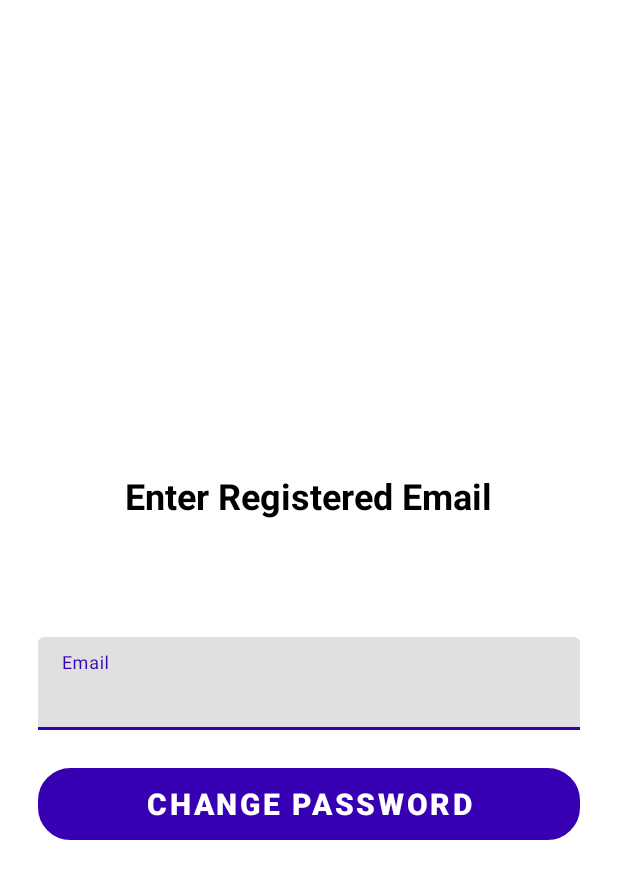
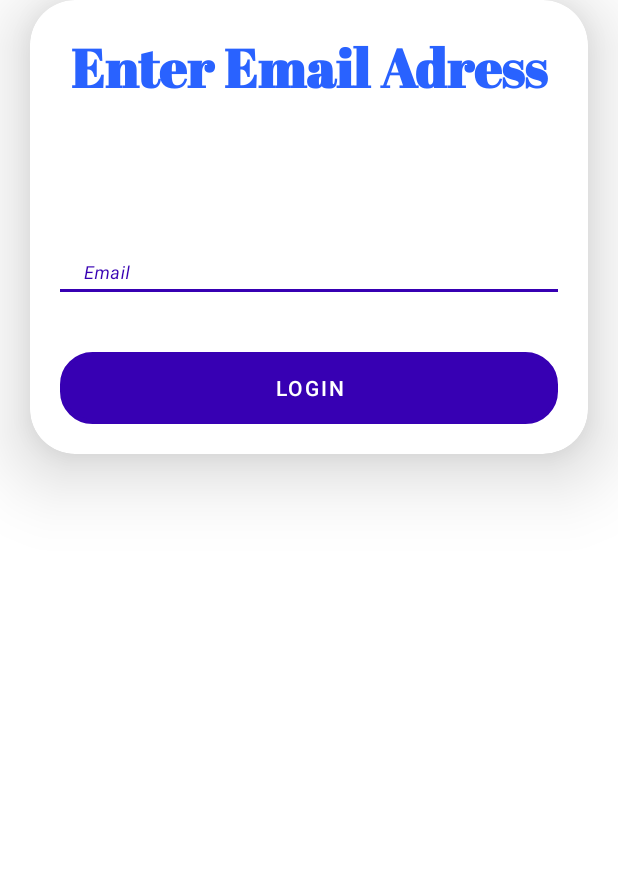
Before and after one commit to DataChef07/Mobile-Computing-Project, an Android app: the Forgotpassword screen opened directly, with no data from a screen before it, on a phone screen of 412 x 824 dp. Shown: the top 879 px of the screen. Run offline under Robolectric (Android 15) with nearby library versions, the phone set to English and light mode, and no system bars; our stand-ins replace Firebase (no records; nobody signed in at launch, a user with empty details on screens opened directly); Roboto replaces fonts that are not available here.

Commit message:
Update activity_forgotpassword.xml

```diff
--- a/app/src/main/res/layout/activity_forgotpassword.xml
+++ b/app/src/main/res/layout/activity_forgotpassword.xml
@@ -5,34 +5,41 @@
     android:layout_width="match_parent"
     android:layout_height="match_parent"
     tools:context=".Forgotpassword">
-
-    <ScrollView
+    <androidx.cardview.widget.CardView
         android:layout_width="match_parent"
-        android:layout_height="match_parent">
+        android:layout_height="wrap_content"
+        android:layout_marginLeft="20dp"
+        android:layout_marginRight="20dp"
+        android:background="@drawable/custom_box"
+        android:layout_marginTop="20dp"
+        app:cardCornerRadius="30dp"
+        app:cardElevation="30dp"
+        tools:ignore="MissingConstraints">
 
         <LinearLayout
             android:layout_width="match_parent"
-            android:layout_height="match_parent"
-            android:layout_gravity="center"
+            android:layout_height="wrap_content"
             android:orientation="vertical"
-            android:paddingLeft="25dp"
-            android:paddingTop="50dp"
-            android:paddingRight="25dp">
-
+            android:padding="20dp">
             <TextView
                 android:id="@+id/Login"
-                android:layout_width="wrap_content"
+                android:layout_width="match_parent"
                 android:layout_height="wrap_content"
                 android:layout_gravity="center_horizontal"
-                android:text="Enter Registered Email"
-                android:textColor="@color/black"
-                android:textSize="24sp"
+                android:gravity="center"
+                android:text="Enter Email Adress"
+                android:fontFamily="@font/abril_fatface"
+                android:layout_marginBottom="80dp"
+                android:textColor="@color/color_secondary"
+                android:textSize="36sp"
                 android:textStyle="bold" />
+
+
 
             <com.google.android.material.textfield.TextInputLayout
                 android:layout_width="match_parent"
                 android:layout_height="70dp"
-                android:layout_marginTop="70dp"
+                android:layout_marginTop="15dp"
                 android:gravity="bottom">
 
                 <com.google.android.material.textfield.TextInputEditText
@@ -41,25 +48,39 @@
                     android:layout_height="wrap_content"
                     android:layout_gravity="center_horizontal"
                     android:hint="Email"
+                    android:background="#FFFF"
+                    android:layout_marginBottom="40dp"
                     android:inputType="textEmailAddress"
-                    android:padding="20dp" />
+                    android:padding="20dp"
+                    android:textStyle="italic" />
             </com.google.android.material.textfield.TextInputLayout>
+
+
 
             <Button
                 android:id="@+id/changePassword"
                 android:layout_width="match_parent"
                 android:layout_height="wrap_content"
-                android:layout_marginTop="25dp"
-                android:gravity="center"
-                android:text="Change Password"
                 android:background="@drawable/custom_box"
-                android:textColor="@color/white"
-                android:textSize="20sp"
-                android:textStyle="bold" />
+                android:backgroundTint="@color/link_blue"
+                android:text="login"
+                android:textColor="@color/white" />
+
 
 
         </LinearLayout>
+    </androidx.cardview.widget.CardView>
 
-    </ScrollView>
+
+<!--            <TextView-->
+<!--                android:id="@+id/Login"-->
+<!--                android:layout_width="wrap_content"-->
+<!--                android:layout_height="wrap_content"-->
+<!--                android:layout_gravity="center_horizontal"-->
+<!--                android:text="Enter Registered Email"-->
+<!--                android:textColor="@color/black"-->
+<!--                android:textSize="24sp"-->
+<!--                android:textStyle="bold" />-->
+
 
 </androidx.constraintlayout.widget.ConstraintLayout>
```
